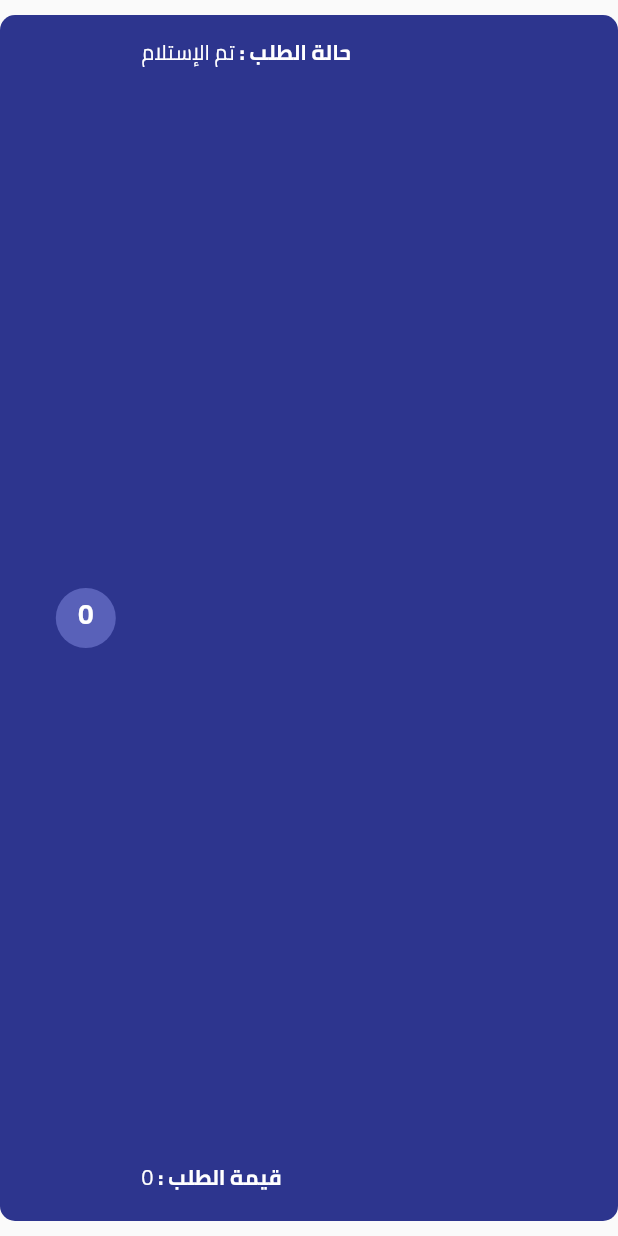
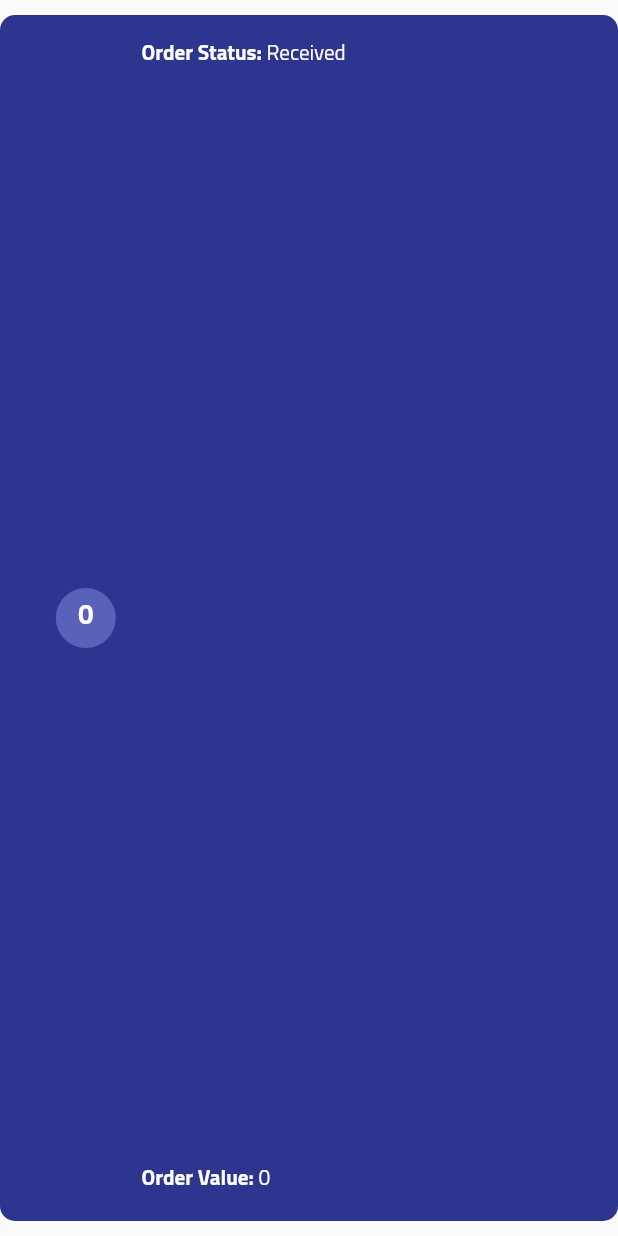
Before and after one commit to hussam-aw/timezonesu, a Flutter app: what orderItem() shows on an empty page, opened directly, on a phone screen of 412 x 824 dp. Run offline on Flutter 3.47's test engine with Material 2 defaults, Android fonts, the phone set to English and light mode, and no system bars; our stand-ins replace carousel_slider, flutter_local_notifications, get, get_storage, lottie, shimmer; accounts and stored records are empty; network calls fail; statements that could not run were skipped.

Commit message:
Make String dynamic for translation

```diff
--- a/lib/BussinessLayer/Helpers/order_state.dart
+++ b/lib/BussinessLayer/Helpers/order_state.dart
@@ -1,16 +1,18 @@
+import 'package:get/get.dart';
+
 class OrderState {
   static String fromId(int id) {
     switch (id) {
       case 0:
-        return "تم الإستلام";
+        return 'receivedOrderStatus'.tr;
       case 1:
-        return "قيد التدقيق";
+        return 'checkOrderStatus'.tr;
       case 2:
-        return "قيد التجهيز";
+        return 'processOrderStatus'.tr;
       case 3:
-        return "قيد التوصيل";
+        return 'deliveryOrderStatus'.tr;
       case 4:
-        return "تم التسليم";
+        return 'deliveredOrderStatus'.tr;
 
       default:
         return "";
--- a/lib/PresentationLayer/Widgets/Cart/order_item.dart
+++ b/lib/PresentationLayer/Widgets/Cart/order_item.dart
@@ -41,8 +41,8 @@ Widget orderItem(Order order) {
                 children: [
                   RichText(
                     text: TextSpan(children: [
-                      const TextSpan(
-                        text: "حالة الطلب : ",
+                      TextSpan(
+                        text: 'orderStatusTitle'.tr,
                         style: UITextStyle.boldBody,
                       ),
                       TextSpan(
@@ -54,8 +54,8 @@ Widget orderItem(Order order) {
                   spacer(),
                   RichText(
                     text: TextSpan(children: [
-                      const TextSpan(
-                        text: "قيمة الطلب : ",
+                      TextSpan(
+                        text: 'orderValueTitle'.tr,
                         style: UITextStyle.boldBody,
                       ),
                       TextSpan(
```
